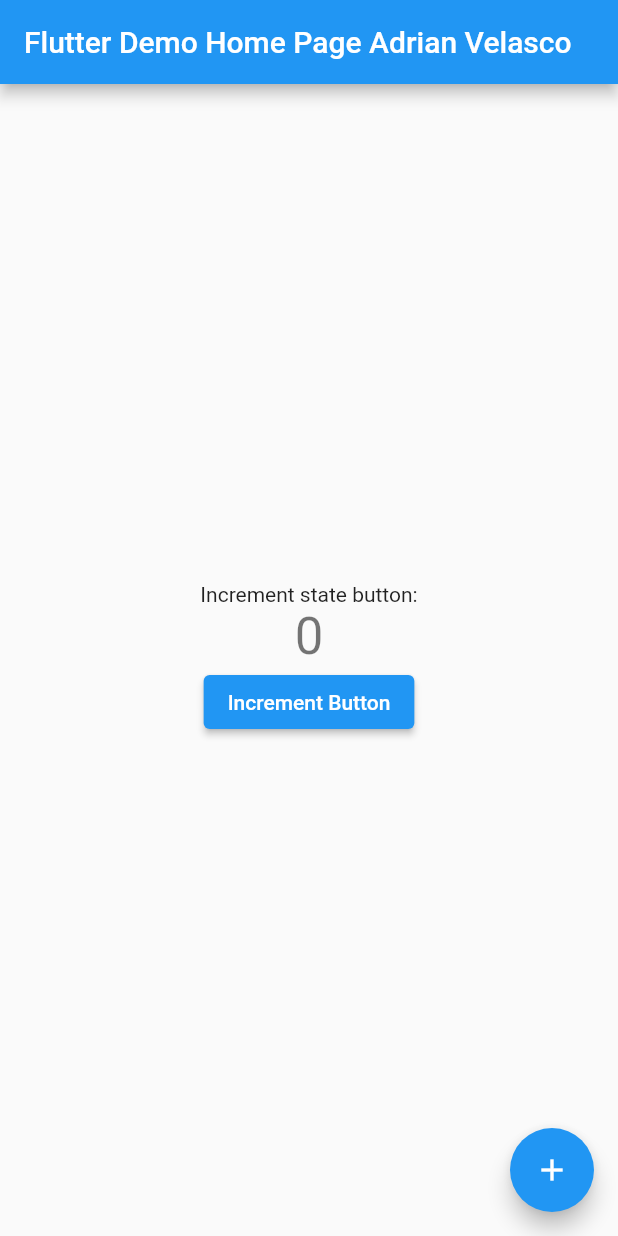
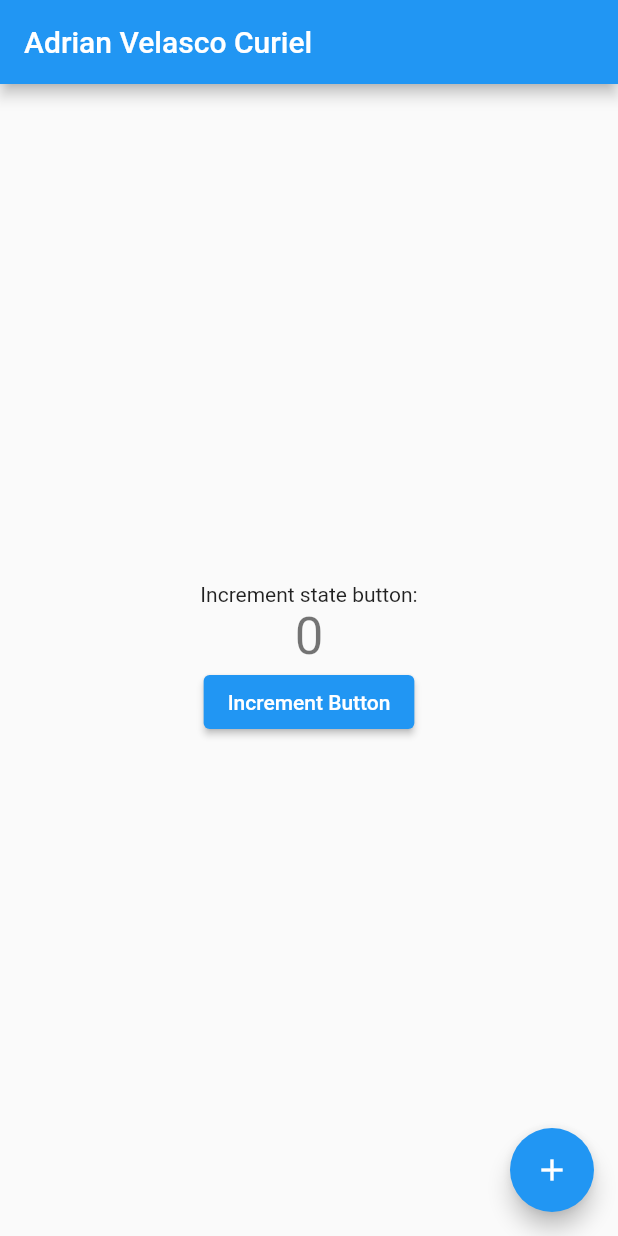
Before and after one commit to adrianvelasco/FlutterAppPrimera, a Flutter app: the screen it shows after launch, on a phone screen of 412 x 824 dp. Run offline on Flutter 3.47's test engine with Material 2 defaults, Android fonts, the phone set to English and light mode, and no system bars.

Commit message:
Modificacion en el  main

```diff
--- a/lib/main.dart
+++ b/lib/main.dart
@@ -11,11 +11,11 @@ class MyApp extends StatelessWidget {
   @override
   Widget build(BuildContext context) {
     return MaterialApp(
-      title: 'Flutter Adrian Velasco Curiel',
+      title: 'Adrian Velasco Curiel',
       theme: ThemeData(
         primarySwatch: Colors.blue,
       ),
-      home: const MyHomePage(title: 'Flutter Demo Home Page Adrian Velasco'),
+      home: const MyHomePage(title: 'Adrian Velasco Curiel'),
     );
   }
 }
```
